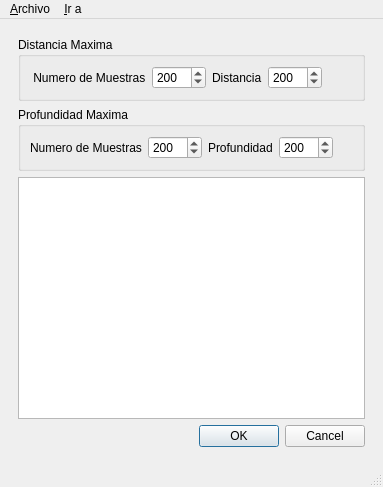
Old version of the form mainwindow/mainwindow.ui in the repository edvelezg/viper-sugui.
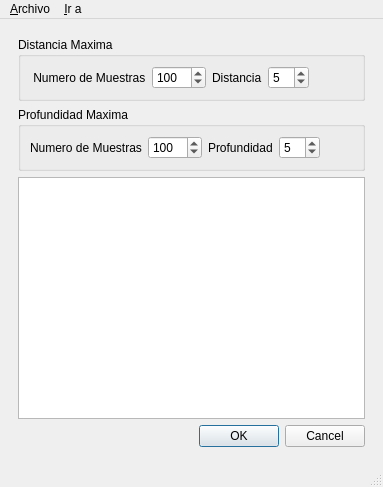
New version of the form.

Commit message: More meaningful names

The edit to the form file:
```diff
--- a/mainwindow/mainwindow.ui
+++ b/mainwindow/mainwindow.ui
@@ -189,7 +189,7 @@
                 <number>100</number>
                </property>
                <property name="value" >
-                <number>200</number>
+                <number>100</number>
                </property>
               </widget>
              </item>
@@ -206,13 +206,13 @@
              <item>
               <widget class="QSpinBox" name="distanceSpinBox" >
                <property name="maximum" >
-                <number>1000</number>
+                <number>50</number>
                </property>
                <property name="singleStep" >
                 <number>100</number>
                </property>
                <property name="value" >
-                <number>200</number>
+                <number>5</number>
                </property>
               </widget>
              </item>
@@ -261,7 +261,7 @@
                 <number>100</number>
                </property>
                <property name="value" >
-                <number>200</number>
+                <number>100</number>
                </property>
               </widget>
              </item>
@@ -278,13 +278,13 @@
              <item>
               <widget class="QSpinBox" name="depthSpinBox" >
                <property name="maximum" >
-                <number>1000</number>
+                <number>50</number>
                </property>
                <property name="singleStep" >
                 <number>100</number>
                </property>
                <property name="value" >
-                <number>200</number>
+                <number>5</number>
                </property>
               </widget>
              </item>
```
Left out of the diff: 44 changed lines with no effect on the pictures. The commit also changes 1 other file.
